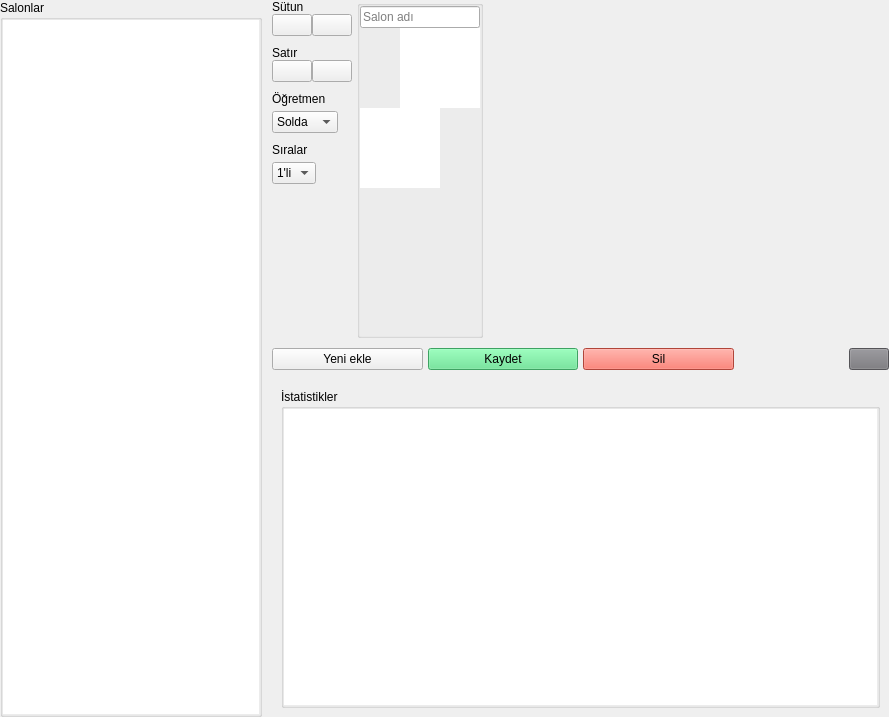
yoseidonn/Kelebek-App, file Forms/salonlar_frame.ui: the form before one commit.
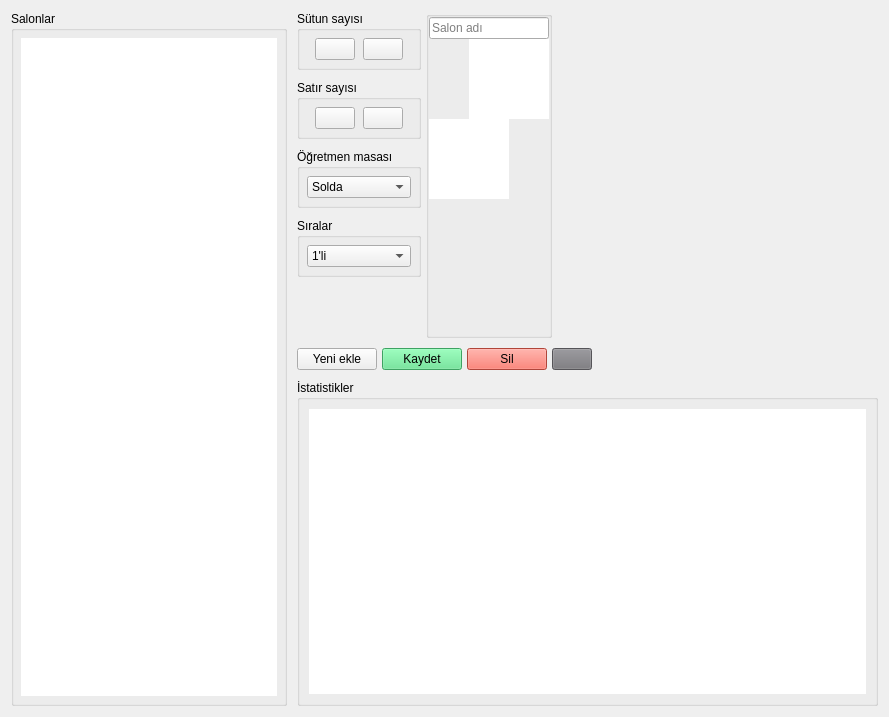
The form after the commit.

```diff
--- a/Forms/salonlar_frame.ui
+++ b/Forms/salonlar_frame.ui
@@ -23,18 +23,6 @@
    <property name="spacing">
     <number>10</number>
    </property>
-   <property name="leftMargin">
-    <number>0</number>
-   </property>
-   <property name="topMargin">
-    <number>0</number>
-   </property>
-   <property name="rightMargin">
-    <number>0</number>
-   </property>
-   <property name="bottomMargin">
-    <number>0</number>
-   </property>
    <item alignment="Qt::AlignLeft">
     <widget class="QGroupBox" name="groupBox_2">
      <property name="title">
@@ -45,19 +33,26 @@
        <number>0</number>
       </property>
       <property name="leftMargin">
-       <number>0</number>
+       <number>7</number>
       </property>
       <property name="topMargin">
-       <number>0</number>
+       <number>7</number>
       </property>
       <property name="rightMargin">
-       <number>0</number>
+       <number>7</number>
       </property>
       <property name="bottomMargin">
-       <number>0</number>
+       <number>7</number>
       </property>
       <item>
-       <widget class="QListWidget" name="classroomList"/>
+       <widget class="QListWidget" name="classroomList">
+        <property name="sizePolicy">
+         <sizepolicy hsizetype="Expanding" vsizetype="Expanding">
+          <horstretch>0</horstretch>
+          <verstretch>0</verstretch>
+         </sizepolicy>
+        </property>
+       </widget>
       </item>
      </layout>
     </widget>
@@ -151,7 +146,7 @@
               <property name="frameShadow">
                <enum>QFrame::Raised</enum>
               </property>
-              <layout class="QVBoxLayout" name="verticalLayout_12">
+              <layout class="QHBoxLayout" name="horizontalLayout_8">
                <property name="spacing">
                 <number>0</number>
                </property>
@@ -168,35 +163,25 @@
                 <number>0</number>
                </property>
                <item>
-                <widget class="QLabel" name="sutunText">
-                 <property name="text">
-                  <string>Sütun</string>
-                 </property>
-                </widget>
-               </item>
-               <item alignment="Qt::AlignLeft">
-                <widget class="QFrame" name="frame_5">
-                 <property name="frameShape">
-                  <enum>QFrame::StyledPanel</enum>
-                 </property>
-                 <property name="frameShadow">
-                  <enum>QFrame::Raised</enum>
+                <widget class="QGroupBox" name="columnGroupBox">
+                 <property name="title">
+                  <string>Sütun sayısı</string>
                  </property>
                  <layout class="QHBoxLayout" name="horizontalLayout_12">
                   <property name="spacing">
                    <number>0</number>
                   </property>
                   <property name="leftMargin">
-                   <number>0</number>
+                   <number>7</number>
                   </property>
                   <property name="topMargin">
-                   <number>0</number>
+                   <number>7</number>
                   </property>
                   <property name="rightMargin">
-                   <number>0</number>
+                   <number>7</number>
                   </property>
                   <property name="bottomMargin">
-                   <number>0</number>
+                   <number>7</number>
                   </property>
                   <item>
                    <widget class="QPushButton" name="addColumn">
@@ -231,37 +216,33 @@
              </widget>
             </item>
             <item>
-             <widget class="QFrame" name="rowFrame">
-              <property name="frameShape">
-               <enum>QFrame::StyledPanel</enum>
+             <widget class="QGroupBox" name="rowGroupBox">
+              <property name="sizePolicy">
+               <sizepolicy hsizetype="Minimum" vsizetype="Preferred">
+                <horstretch>0</horstretch>
+                <verstretch>0</verstretch>
+               </sizepolicy>
               </property>
-              <property name="frameShadow">
-               <enum>QFrame::Raised</enum>
+              <property name="title">
+               <string>Satır sayısı</string>
               </property>
-              <layout class="QVBoxLayout" name="verticalLayout_13">
+              <layout class="QHBoxLayout" name="horizontalLayout_7">
                <property name="spacing">
                 <number>0</number>
                </property>
                <property name="leftMargin">
-                <number>0</number>
+                <number>7</number>
                </property>
                <property name="topMargin">
-                <number>0</number>
+                <number>7</number>
                </property>
                <property name="rightMargin">
-                <number>0</number>
+                <number>7</number>
                </property>
                <property name="bottomMargin">
-                <number>0</number>
+                <number>7</number>
                </property>
                <item>
-                <widget class="QLabel" name="label">
-                 <property name="text">
-                  <string>Satır</string>
-                 </property>
-                </widget>
-               </item>
-               <item alignment="Qt::AlignLeft">
                 <widget class="QFrame" name="frame_7">
                  <property name="frameShape">
                   <enum>QFrame::StyledPanel</enum>
@@ -318,38 +299,34 @@
              </widget>
             </item>
             <item>
-             <widget class="QFrame" name="frame_9">
-              <property name="frameShape">
-               <enum>QFrame::StyledPanel</enum>
+             <widget class="QGroupBox" name="groupBox_9">
+              <property name="title">
+               <string>Öğretmen masası</string>
               </property>
-              <property name="frameShadow">
-               <enum>QFrame::Raised</enum>
-              </property>
-              <layout class="QVBoxLayout" name="verticalLayout_14">
+              <layout class="QHBoxLayout" name="horizontalLayout_6">
                <property name="spacing">
                 <number>5</number>
                </property>
                <property name="leftMargin">
-                <number>0</number>
+                <number>7</number>
                </property>
                <property name="topMargin">
-                <number>0</number>
+                <number>7</number>
                </property>
                <property name="rightMargin">
-                <number>0</number>
+                <number>7</number>
                </property>
                <property name="bottomMargin">
-                <number>0</number>
+                <number>7</number>
                </property>
-               <item alignment="Qt::AlignLeft">
-                <widget class="QLabel" name="label_3">
-                 <property name="text">
-                  <string>Öğretmen</string>
-                 </property>
-                </widget>
-               </item>
-               <item alignment="Qt::AlignLeft">
+               <item>
                 <widget class="QComboBox" name="yonCombo">
+                 <property name="sizePolicy">
+                  <sizepolicy hsizetype="Preferred" vsizetype="Fixed">
+                   <horstretch>0</horstretch>
+                   <verstretch>0</verstretch>
+                  </sizepolicy>
+                 </property>
                  <item>
                   <property name="text">
                    <string>Solda</string>
@@ -366,37 +343,27 @@
              </widget>
             </item>
             <item>
-             <widget class="QFrame" name="frame_10">
-              <property name="frameShape">
-               <enum>QFrame::StyledPanel</enum>
+             <widget class="QGroupBox" name="groupBox_10">
+              <property name="title">
+               <string>Sıralar</string>
               </property>
-              <property name="frameShadow">
-               <enum>QFrame::Raised</enum>
-              </property>
-              <layout class="QVBoxLayout" name="verticalLayout_15">
+              <layout class="QHBoxLayout" name="horizontalLayout_10">
                <property name="spacing">
-                <number>5</number>
+                <number>0</number>
                </property>
                <property name="leftMargin">
-                <number>0</number>
+                <number>7</number>
                </property>
                <property name="topMargin">
-                <number>0</number>
+                <number>7</number>
                </property>
                <property name="rightMargin">
-                <number>0</number>
+                <number>7</number>
                </property>
                <property name="bottomMargin">
-                <number>0</number>
+                <number>7</number>
                </property>
-               <item alignment="Qt::AlignLeft">
-                <widget class="QLabel" name="label_4">
-                 <property name="text">
-                  <string>Sıralar</string>
-                 </property>
-                </widget>
-               </item>
-               <item alignment="Qt::AlignLeft">
+               <item>
                 <widget class="QComboBox" name="kacliCombo">
                  <item>
                   <property name="text">
@@ -664,7 +631,7 @@
         </layout>
        </widget>
       </item>
-      <item>
+      <item alignment="Qt::AlignLeft">
        <widget class="QFrame" name="frame_2">
         <property name="frameShape">
          <enum>QFrame::StyledPanel</enum>
@@ -690,6 +657,12 @@
          </property>
          <item>
           <widget class="QPushButton" name="addButton">
+           <property name="sizePolicy">
+            <sizepolicy hsizetype="Fixed" vsizetype="Fixed">
+             <horstretch>0</horstretch>
+             <verstretch>0</verstretch>
+            </sizepolicy>
+           </property>
            <property name="text">
             <string>Yeni ekle</string>
            </property>
@@ -697,6 +670,12 @@
          </item>
          <item>
           <widget class="QPushButton" name="saveButton">
+           <property name="sizePolicy">
+            <sizepolicy hsizetype="Fixed" vsizetype="Fixed">
+             <horstretch>0</horstretch>
+             <verstretch>0</verstretch>
+            </sizepolicy>
+           </property>
            <property name="styleSheet">
             <string notr="true">background-color: rgb(87, 227, 137);</string>
            </property>
@@ -707,6 +686,12 @@
          </item>
          <item>
           <widget class="QPushButton" name="removeButton">
+           <property name="sizePolicy">
+            <sizepolicy hsizetype="Fixed" vsizetype="Fixed">
+             <horstretch>0</horstretch>
+             <verstretch>0</verstretch>
+            </sizepolicy>
+           </property>
            <property name="styleSheet">
             <string notr="true">background-color: rgb(246, 97, 81);</string>
            </property>
@@ -715,8 +700,14 @@
            </property>
           </widget>
          </item>
-         <item alignment="Qt::AlignRight">
+         <item>
           <widget class="QPushButton" name="cancelButton">
+           <property name="sizePolicy">
+            <sizepolicy hsizetype="Fixed" vsizetype="Fixed">
+             <horstretch>0</horstretch>
+             <verstretch>0</verstretch>
+            </sizepolicy>
+           </property>
            <property name="styleSheet">
             <string notr="true">background-color: rgb(119, 118, 123);</string>
            </property>
@@ -737,8 +728,29 @@
          <enum>QFrame::Raised</enum>
         </property>
         <layout class="QHBoxLayout" name="horizontalLayout_3">
+         <property name="spacing">
+          <number>0</number>
+         </property>
+         <property name="leftMargin">
+          <number>0</number>
+         </property>
+         <property name="topMargin">
+          <number>0</number>
+         </property>
+         <property name="rightMargin">
+          <number>0</number>
+         </property>
+         <property name="bottomMargin">
+          <number>0</number>
+         </property>
          <item>
           <widget class="QGroupBox" name="groupBox_3">
+           <property name="sizePolicy">
+            <sizepolicy hsizetype="Minimum" vsizetype="Minimum">
+             <horstretch>0</horstretch>
+             <verstretch>0</verstretch>
+            </sizepolicy>
+           </property>
            <property name="title">
             <string>İstatistikler</string>
            </property>
@@ -747,16 +759,16 @@
              <number>0</number>
             </property>
             <property name="leftMargin">
-             <number>0</number>
+             <number>9</number>
             </property>
             <property name="topMargin">
-             <number>0</number>
+             <number>9</number>
             </property>
             <property name="rightMargin">
-             <number>0</number>
+             <number>9</number>
             </property>
             <property name="bottomMargin">
-             <number>0</number>
+             <number>9</number>
             </property>
             <item>
              <widget class="QListWidget" name="istatistiklerWIdget"/>
```
